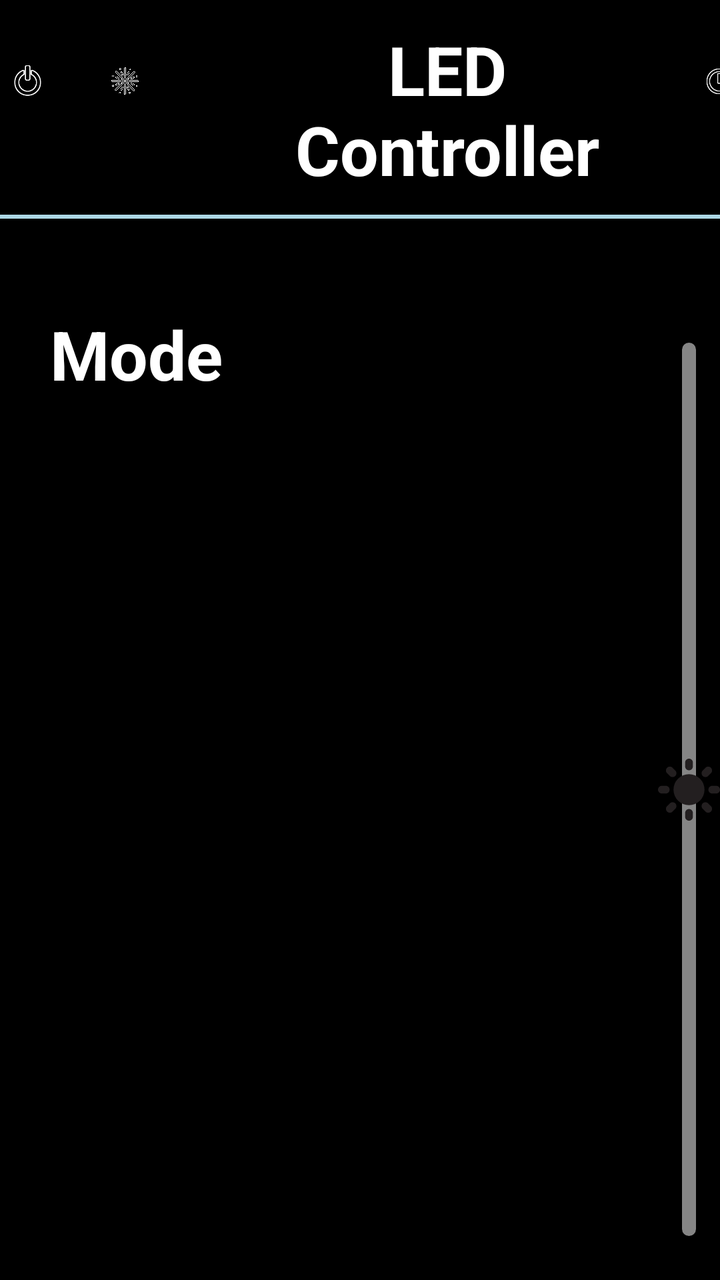
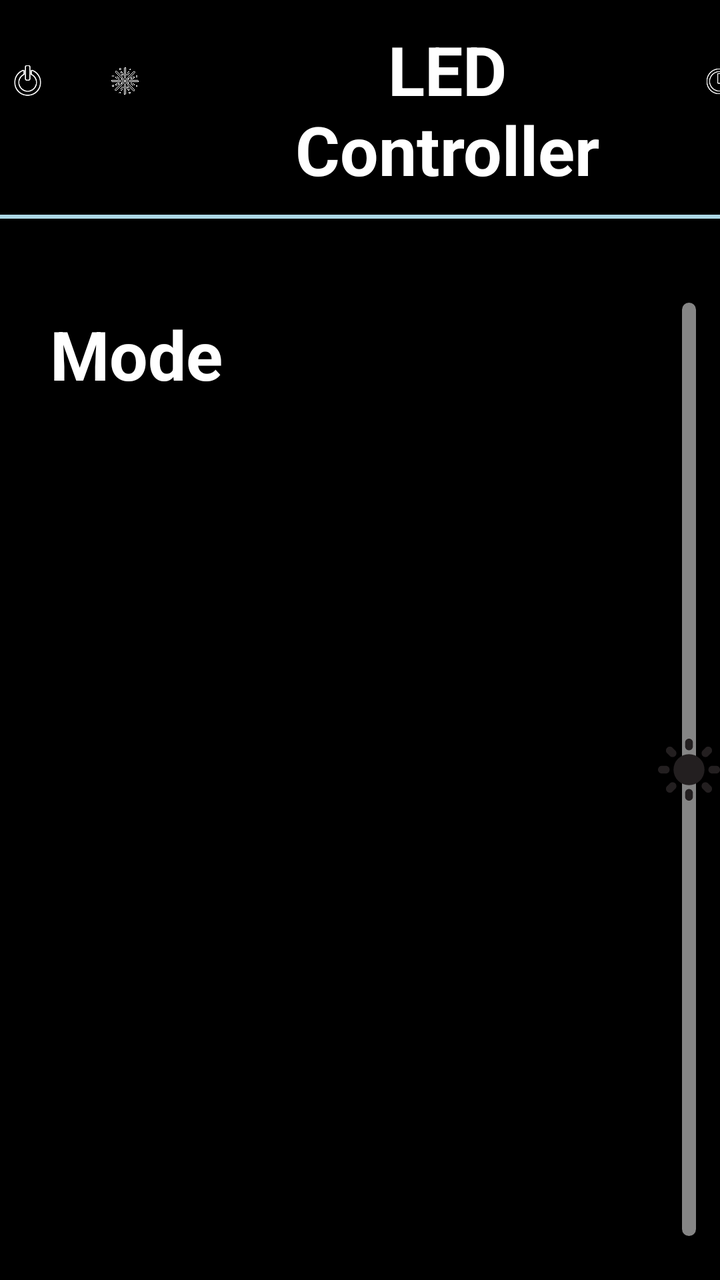

The first picture is an Android layout as it rendered before a commit; the second is the same layout after the commit. The layout source and the unified diff follow.
<!-- AndroidManifest.xml: activity theme DarkAppTheme -->
<!-- res/layout/activity_main.xml -->
<?xml version="1.0" encoding="utf-8"?>
<LinearLayout xmlns:android="http://schemas.android.com/apk/res/android"
    xmlns:app="http://schemas.android.com/apk/res-auto"
    xmlns:tools="http://schemas.android.com/tools"
    android:layout_width="match_parent"
    android:layout_height="match_parent"
    android:orientation="vertical">

    <LinearLayout
        android:layout_width="match_parent"
        android:layout_height="wrap_content"
        android:orientation="horizontal">

        <ImageButton
            android:id="@+id/imageButton1"
            android:layout_width="75dp"
            android:layout_height="75dp"
            android:layout_marginStart="7dp"
            android:layout_marginTop="3dp"
            android:layout_marginEnd="0dp"
            android:layout_weight="1"
            android:background="@drawable/transparent_background"
            android:contentDescription="@string/powerbutton"
            android:scaleType="centerInside"
            android:src="@drawable/power_button_off_selector" />

        <ImageButton
            android:id="@+id/modesbutton"
            android:layout_width="75dp"
            android:layout_height="75dp"
            android:layout_marginStart="35dp"
            android:layout_marginTop="3dp"
            android:layout_marginEnd="25dp"
            android:layout_weight="1"
            android:background="@drawable/transparent_background"
            android:contentDescription="@string/modesbutton"
            android:scaleType="centerInside"
            android:src="@drawable/modes_button_selector" />

        <TextView
            android:id="@+id/textView"
            android:layout_width="wrap_content"
            android:layout_height="wrap_content"
            android:layout_marginLeft="50dp"
            android:layout_marginTop="12dp"
            android:layout_marginRight="50dp"
            android:layout_weight="1"
            android:gravity="center_horizontal"
            android:text="@string/led_controller"
            android:textAlignment="center"
            android:textSize="34sp"
            android:textColor="@color/white"
            android:textStyle="bold" />

        <ImageView
            android:id="@+id/imageView"
            android:layout_width="wrap_content"
            android:layout_height="wrap_content"
            android:layout_marginLeft="0dp"
            android:layout_marginTop="17dp"
            android:layout_marginRight="0dp"
            android:layout_weight="1"
            android:background="@drawable/transparent_background"
            android:contentDescription="@string/connection"
            android:scaleType="centerInside"
            app:srcCompat="@drawable/stat_dis_button" />

        <ImageButton
            android:id="@+id/imageButton2"
            android:layout_width="75dp"
            android:layout_height="75dp"
            android:layout_marginLeft="0dp"
            android:layout_marginTop="3dp"
            android:layout_marginRight="0dp"
            android:layout_weight="1"
            android:background="@drawable/transparent_background"
            android:contentDescription="@string/alarmbutton"
            android:scaleType="centerInside"
            android:src="@drawable/alarm_button_selector" />

        <ImageButton
            android:id="@+id/imageButton3"
            android:layout_width="75dp"
            android:layout_height="75dp"
            android:layout_marginStart="0dp"
            android:layout_marginTop="3dp"
            android:layout_marginEnd="2dp"
            android:layout_weight="1"
            android:background="@drawable/transparent_background"
            android:contentDescription="@string/button"
            android:scaleType="centerInside"
            android:src="@drawable/settings_button_selector" />

    </LinearLayout>

    
    <View
        android:id="@+id/settingModeDivider"
        android:layout_width="match_parent"
        android:layout_height="2dp"
        android:layout_marginTop="10dp"
        android:background="@color/light_blue" />

    <LinearLayout
        android:layout_width="match_parent"
        android:layout_height="wrap_content"
        android:orientation="horizontal"
        android:layout_marginStart="10dp"
        android:layout_marginTop="20dp"
        android:baselineAligned="false">

        
        <FrameLayout
            android:id="@+id/dynamicLayoutContainer"
            android:layout_width="0dp"
            android:layout_height="match_parent"
            android:layout_marginStart="10dp"
            android:layout_marginTop="20dp"
            android:layout_weight="10">

            <TextView
                android:id="@+id/textView5"
                android:layout_width="wrap_content"
                android:layout_height="wrap_content"
                android:layout_margin="5dp"
                android:background="@drawable/transparent_background"
                android:gravity="center_horizontal"
                android:text="@string/mode"
                android:textAlignment="center"
                android:textColor="@color/white"
                android:textSize="34sp"
                android:textStyle="bold" />
        </FrameLayout>

        
        <LinearLayout
            android:layout_width="0dp"
            android:layout_weight="1"
            android:layout_marginTop="30dp"
            android:layout_marginBottom="10dp"
            android:layout_height="match_parent"
            android:orientation="vertical"
            android:gravity="center">
            <FrameLayout
                android:id="@+id/sliderContainer"
                android:layout_width="wrap_content"
                android:layout_height="match_parent"
                tools:ignore="UselessParent">

                
                <View
                    android:id="@+id/sliderBackground"
                    android:layout_width="match_parent"
                    android:layout_marginTop="5dp"
                    android:layout_marginBottom="5dp"
                    android:layout_height="match_parent"
                    android:background="@drawable/slider_background" />

                
                <View
                    android:id="@+id/sliderThumb"
                    android:layout_width="match_parent"
                    android:layout_height="0dp"
                    android:layout_margin="10dp"
                    android:layout_marginBottom="0dp"
                    android:layout_gravity="bottom"
                    android:background="@drawable/slider_thumb" />

                
                <View
                    android:id="@+id/blackBorder"
                    android:layout_width="match_parent"
                    android:layout_height="match_parent"
                    android:background="@drawable/black_border_drawable" />

                <FrameLayout
                    android:layout_width="wrap_content"
                    android:layout_height="wrap_content"
                    android:layout_gravity="center_horizontal"
                    android:layout_marginBottom="10dp"
                    android:background="@drawable/transparent_background">

                </FrameLayout>

                <ImageView
                    android:id="@+id/sunIcon"
                    android:layout_width="wrap_content"
                    android:layout_height="match_parent"
                    android:layout_gravity="center"
                    android:background="@drawable/transparent_background"
                    android:contentDescription="@drawable/sun_svg"
                    app:srcCompat="@drawable/sun_svg" />
            </FrameLayout>
        </LinearLayout>
    </LinearLayout>

    <FrameLayout
        android:id="@+id/rgbColorWheelContainer"
        android:layout_width="match_parent"
        android:layout_height="wrap_content"
        android:layout_margin="20dp"
        android:gravity="center">

        <com.example.ledwallgui.ui.settings.ColorWheel
            android:id="@+id/rgbColorWheel"
            android:layout_width="300dp"
            android:layout_height="300dp"
            android:layout_gravity="center"
            android:background="@android:color/holo_blue_light" />
    </FrameLayout>

</LinearLayout>
<!-- resources referenced by this layout -->
<resources>
  <color name="light_blue">#ADD8E6</color>
  <color name="white">#FFFFFFFF</color>
  <!-- drawable alarm_button_selector (drawable) -->
  <selector xmlns:android="http://schemas.android.com/apk/res/android">
      
      <item android:drawable="@drawable/alarm_clicked" android:state_pressed="true" />
      <item android:drawable="@drawable/alarm_normal" />
  
  </selector>
  <!-- drawable black_border_drawable (drawable) -->
  <shape xmlns:android="http://schemas.android.com/apk/res/android">
      <solid android:color="@android:color/transparent" /> 
      <stroke
          android:width="12dp"
          android:color="#000000" /> 
      <corners android:radius="20dp" /> 
  </shape>
  <!-- drawable modes_button_selector (drawable) -->
  <selector xmlns:android="http://schemas.android.com/apk/res/android">
      
      <item android:drawable="@drawable/modes_icon_clicked" android:state_pressed="true" />
      <item android:drawable="@drawable/modes_icon" />
  </selector>
  <!-- drawable power_button_off_selector (drawable) -->
  <selector xmlns:android="http://schemas.android.com/apk/res/android">
      
      <item android:drawable="@drawable/power_clicked" android:state_pressed="true" />
      <item android:drawable="@drawable/power_normal" />
  </selector>
  <!-- drawable settings_button_selector (drawable) -->
  <selector xmlns:android="http://schemas.android.com/apk/res/android">
      
      <item android:drawable="@drawable/settings_clicked" android:state_pressed="true" />
      <item android:drawable="@drawable/settings_normal" />
  </selector>
  <!-- drawable slider_background (drawable) -->
  <shape xmlns:android="http://schemas.android.com/apk/res/android">
      <solid android:color="#858585" />
      <corners android:radius="26dp" />
  </shape>
  <!-- drawable slider_thumb (drawable) -->
  <shape xmlns:android="http://schemas.android.com/apk/res/android">
      <solid android:color="#D1D1D1" />
      <corners android:radius="16dp" />
  </shape>
  <!-- drawable stat_dis_button: png bitmap (drawable, 664 bytes) -->
  <!-- drawable sun_svg: vector/xml drawable (drawable, 2414 chars, omitted) -->
  <!-- drawable transparent_background (drawable) -->
  <layer-list xmlns:android="http://schemas.android.com/apk/res/android">
      <item android:drawable="@android:color/transparent" />
  </layer-list>
  <string name="alarmbutton">AlarmButton</string>
  <string name="button">Button</string>
  <string name="connection">Connection</string>
  <string name="led_controller">LED Controller</string>
  <string name="mode">Mode</string>
  <string name="modesbutton">modesButton</string>
  <string name="powerbutton">PowerButton</string>
  <style name="DarkAppTheme" parent="Theme.MaterialComponents.DayNight">
          <item name="windowActionBar">false</item>
          <item name="android:background">@color/black</item>
          <item name="windowNoTitle">true</item>
      </style>
  <!-- drawable alarm_clicked: png bitmap (drawable, 5446 bytes) -->
  <!-- drawable alarm_normal: png bitmap (drawable, 4287 bytes) -->
  <!-- drawable modes_icon_clicked: png bitmap (drawable, 59213 bytes) -->
  <!-- drawable modes_icon: png bitmap (drawable, 54221 bytes) -->
  <!-- drawable power_clicked: png bitmap (drawable, 4766 bytes) -->
  <!-- drawable power_normal: png bitmap (drawable, 3811 bytes) -->
  <!-- drawable settings_clicked: png bitmap (drawable, 7175 bytes) -->
  <!-- drawable settings_normal: png bitmap (drawable, 6334 bytes) -->
  <color name="black">#FF000000</color>
</resources>

<!-- the commit's change to res/layout/activity_main.xml (unified diff, before → after) -->
@@ -136,7 +136,7 @@
         <LinearLayout
             android:layout_width="0dp"
             android:layout_weight="1"
-            android:layout_marginTop="30dp"
+            android:layout_marginTop="10dp"
             android:layout_marginBottom="10dp"
             android:layout_height="match_parent"
             android:orientation="vertical"
<!-- resource entries referenced after the edit -->
@@ -62,6 +62,9 @@
           <item name="windowActionBar">false</item>
           <item name="android:background">@color/black</item>
           <item name="windowNoTitle">true</item>
+          <item name="android:windowSplashScreenBackground">@color/black</item>
+          <item name="android:windowSplashScreenAnimatedIcon">@drawable/off_icon</item>
+          <item name="postSplashScreenTheme">@style/DarkAppTheme</item>
       </style>
   <!-- drawable alarm_clicked: png bitmap (drawable, 5446 bytes) -->
   <!-- drawable alarm_normal: png bitmap (drawable, 4287 bytes) -->
@@ -72,5 +75,6 @@
   <!-- drawable settings_clicked: png bitmap (drawable, 7175 bytes) -->
   <!-- drawable settings_normal: png bitmap (drawable, 6334 bytes) -->
   <color name="black">#FF000000</color>
+  <!-- drawable off_icon: png bitmap (drawable, 113657 bytes) -->
 </resources>
 
